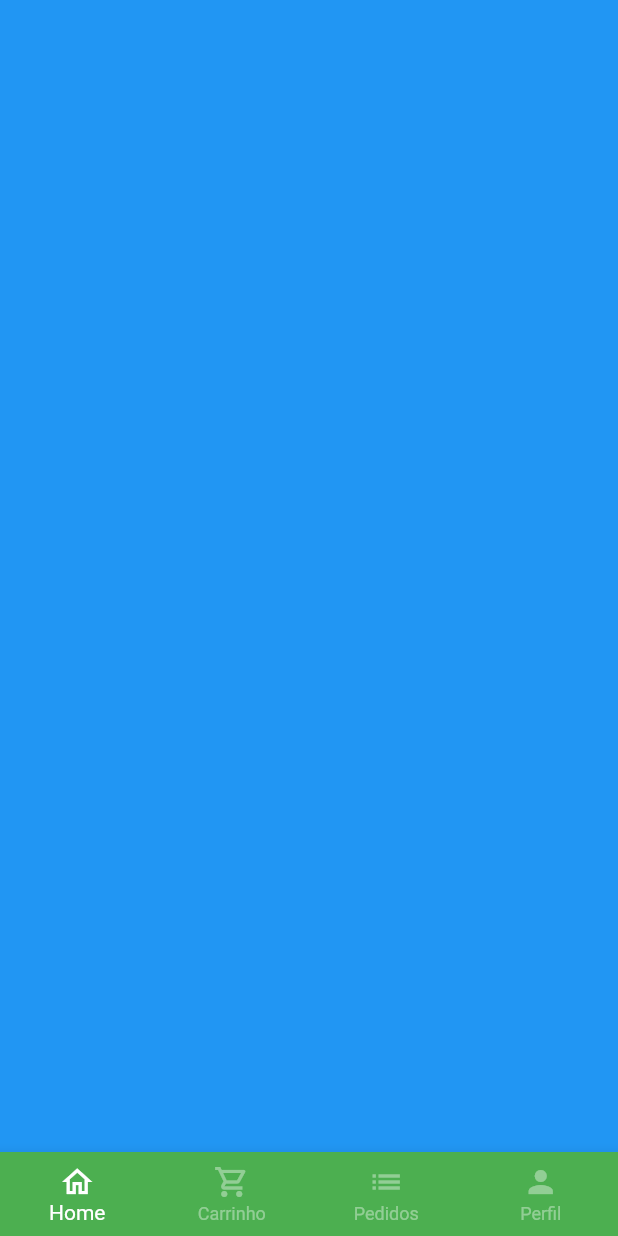
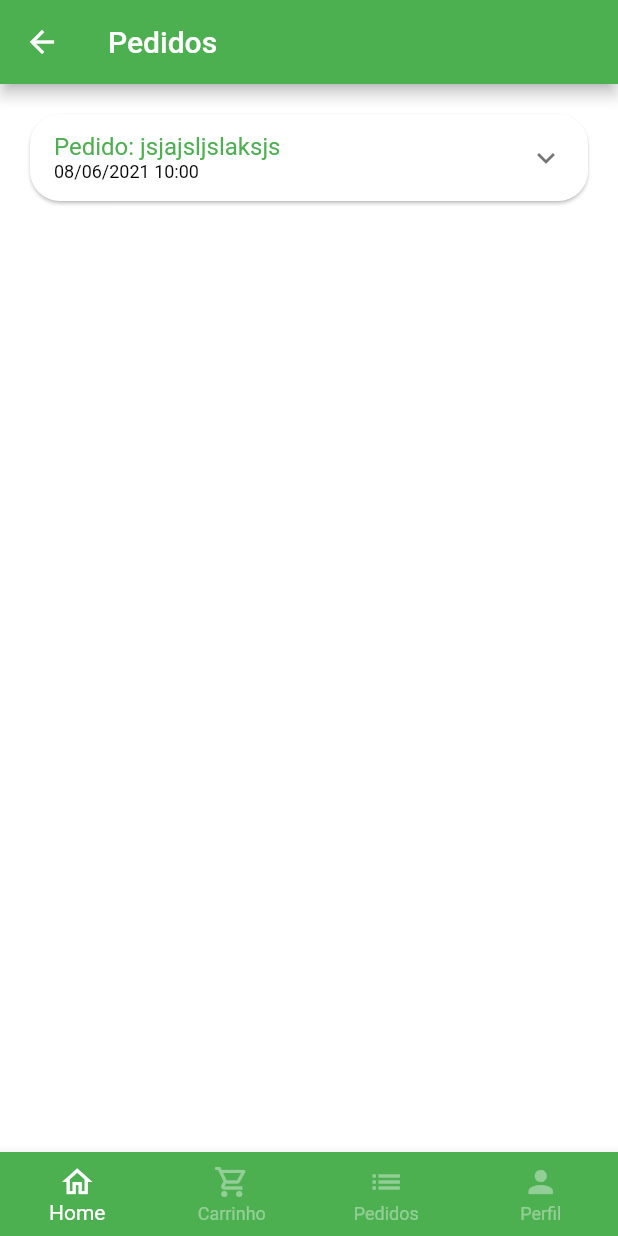
Before and after one commit to CheyenneSJ/greengrocer, a Flutter app: the BaseScreen screen opened directly, swiped to page 3, on a phone screen of 412 x 824 dp. Run offline on Flutter 3.47's test engine with Material 2 defaults, Android fonts, the phone set to English and light mode, and no system bars; our stand-ins replace animated_text_kit, badges, mask_text_input_formatter.

Commit message:
product data

```diff
--- a/lib/src.dart/config/app_data.dart
+++ b/lib/src.dart/config/app_data.dart
@@ -2,6 +2,7 @@ import 'package:greengrocer/src.dart/models/item_model.dart';
 import 'package:greengrocer/src.dart/models/user_model.dart';
 
 import '../models/cart_item_model.dart';
+import '../models/order_model.dart';
 
 ItemModel apple = ItemModel(
     description:
@@ -95,3 +96,26 @@ UserModel user = UserModel(
   name: 'Escafandro Silva',
   password: '',
 );
+List<OrderModel> orders = [
+  OrderModel(
+      copyAndPaste: 'sssssaaadaaa',
+      createdDateTime: DateTime.parse(
+        '2021-06-08 10:00:10.458',
+      ),
+      overdueDateTime: DateTime.parse(
+        '2021-06-08 11:00:11.459',
+      ),
+      id: 'jsjajsljslaksjs',
+      status: 'pending_payment',
+      total: 11.0,
+      items: [
+        CartItemModel(
+          item: apple,
+          quantity: 2,
+        ),
+        CartItemModel(
+          item: mango,
+          quantity: 2,
+        )
+      ])
+];
--- /dev/null
+++ b/lib/src.dart/models/order_model.dart
@@ -0,0 +1,21 @@
+import 'package:greengrocer/src.dart/models/cart_item_model.dart';
+
+class OrderModel {
+  String id;
+  DateTime createdDateTime;
+  DateTime overdueDateTime;
+  List<CartItemModel> items;
+  String status;
+  String copyAndPaste;
+  double total;
+
+  OrderModel({
+    required this.copyAndPaste,
+    required this.createdDateTime,
+    required this.id,
+    required this.items,
+    required this.overdueDateTime,
+    required this.status,
+    required this.total,
+  });
+}
--- a/lib/src.dart/pages/base/base_sreen.dart
+++ b/lib/src.dart/pages/base/base_sreen.dart
@@ -1,5 +1,6 @@
 import 'package:flutter/material.dart';
 import 'package:greengrocer/src.dart/pages/cart/cart_tab.dart';
+import 'package:greengrocer/src.dart/pages/orders/orders_tab.dart';
 import 'package:greengrocer/src.dart/pages/profile/profile_tab.dart';
 
 import '../home/home_tab.dart';
@@ -21,13 +22,11 @@ class _BaseScreenState extends State<BaseScreen> {
       body: PageView(
         physics: NeverScrollableScrollPhysics(),
         controller: pageController,
-        children: [
-          const HomeTab(),
-          const CartTab(),
-          Container(
-            color: Colors.blue,
-          ),
-          const ProfileTab(),
+        children: const [
+          HomeTab(),
+          CartTab(),
+          OrdersTab(),
+          ProfileTab(),
         ],
       ),
       bottomNavigationBar: BottomNavigationBar(
--- a/lib/src.dart/pages/base/common_widgets/custom_text_field.dart
+++ b/lib/src.dart/pages/base/common_widgets/custom_text_field.dart
@@ -8,6 +8,7 @@ class CustomTextField extends StatefulWidget {
   final bool isSecret;
   final List<TextInputFormatter>? inputFormatters;
   final String? initialValue;
+  final bool readOnly;
 
   const CustomTextField({
     Key? key,
@@ -16,6 +17,7 @@ class CustomTextField extends StatefulWidget {
     this.isSecret = false,
     this.inputFormatters,
     this.initialValue,
+    this.readOnly = false,
   }) : super(key: key);
 
   @override
@@ -35,6 +37,7 @@ class _CustomTextFieldState extends State<CustomTextField> {
     return Padding(
       padding: const EdgeInsets.only(bottom: 15),
       child: TextFormField(
+        readOnly: widget.readOnly,
         initialValue: widget.initialValue,
         inputFormatters: widget.inputFormatters,
         obscureText: isObscure,
--- /dev/null
+++ b/lib/src.dart/pages/orders/components/orders_tile.dart
@@ -0,0 +1,87 @@
+import 'package:flutter/material.dart';
+import 'package:greengrocer/src.dart/models/order_model.dart';
+import 'package:greengrocer/src.dart/services/utils_services.dart';
+
+class OrderTile extends StatelessWidget {
+  final OrderModel order;
+
+  OrderTile({
+    Key? key,
+    required this.order,
+  }) : super(key: key);
+
+  final UtilsServices utilsServices = UtilsServices();
+
+  @override
+  Widget build(BuildContext context) {
+    return Card(
+      shape: RoundedRectangleBorder(
+        borderRadius: BorderRadius.circular(20),
+      ),
+      child: Theme(
+        data: Theme.of(context).copyWith(dividerColor: Colors.transparent),
+        child: ExpansionTile(
+          title: Column(
+            mainAxisSize: MainAxisSize.min,
+            crossAxisAlignment: CrossAxisAlignment.start,
+            children: [
+              Text(
+                'Pedido: ${order.id}',
+                style: TextStyle(
+                  color: Colors.green,
+                ),
+              ),
+              Text(
+                utilsServices.formatDateTime(order.createdDateTime),
+                style: const TextStyle(
+                  fontSize: 12,
+                  color: Colors.black,
+                ),
+              ),
+            ],
+          ),
+          childrenPadding: const EdgeInsets.fromLTRB(16, 0, 16, 16),
+          children: [
+            SizedBox(
+              height: 150,
+              child: Row(
+                children: [
+                  Expanded(
+                    flex: 3,
+                    child: ListView(
+                        children: order.items.map((orderItem) {
+                      return Padding(
+                        padding: const EdgeInsets.only(bottom: 10),
+                        child: Row(
+                          children: [
+                            Text(
+                              '${orderItem.quantity} ${orderItem.item.unit} ',
+                              style:
+                                  const TextStyle(fontWeight: FontWeight.bold),
+                            ),
+                            Expanded(child: Text(orderItem.item.itemName)),
+                            Text(
+                              utilsServices.priceToCurrency(
+                                orderItem.totalPrice(),
+                              ),
+                            ),
+                          ],
+                        ),
+                      );
+                    }).toList()),
+                  ),
+                  Expanded(
+                    flex: 2,
+                    child: Container(
+                      color: Colors.blue,
+                    ),
+                  ),
+                ],
+              ),
+            ),
+          ],
+        ),
+      ),
+    );
+  }
+}
--- /dev/null
+++ b/lib/src.dart/pages/orders/orders_tab.dart
@@ -0,0 +1,26 @@
+import 'package:flutter/material.dart';
+import 'package:greengrocer/src.dart/config/app_data.dart' as appData;
+import 'package:greengrocer/src.dart/pages/orders/components/orders_tile.dart';
+
+class OrdersTab extends StatelessWidget {
+  const OrdersTab({Key? key}) : super(key: key);
+
+  @override
+  Widget build(BuildContext context) {
+    return Scaffold(
+      appBar: AppBar(
+        title: const Text(
+          'Pedidos',
+        ),
+      ),
+      body: ListView.separated(
+          padding: const EdgeInsets.all(16),
+          physics: const BouncingScrollPhysics(),
+          separatorBuilder: (_, index) => const SizedBox(height: 10),
+          itemBuilder: (_, index) => OrderTile(
+                order: appData.orders[index],
+              ),
+          itemCount: appData.orders.length),
+    );
+  }
+}
--- a/lib/src.dart/services/utils_services.dart
+++ b/lib/src.dart/services/utils_services.dart
@@ -1,4 +1,5 @@
 import 'package:intl/intl.dart';
+import 'package:intl/date_symbol_data_local.dart';
 
 class UtilsServices {
   String priceToCurrency(double price) {
@@ -6,4 +7,11 @@ class UtilsServices {
 
     return numberFormat.format(price);
   }
+
+  String formatDateTime(DateTime dateTime) {
+    initializeDateFormatting();
+
+    DateFormat dateFormat = DateFormat.yMd('pt_BR').add_Hm();
+    return dateFormat.format(dateTime);
+  }
 }
```
Also changed, not shown: lib/src.dart/pages/profile/profile_tab.dart (+107 -1 lines).
